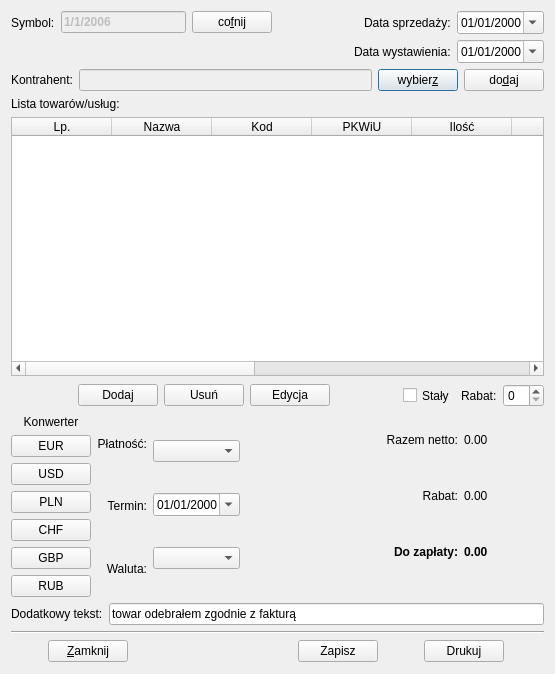
Above: ui/invoice.ui from juliagoda/qfaktury before the change. Below: the same form after it.
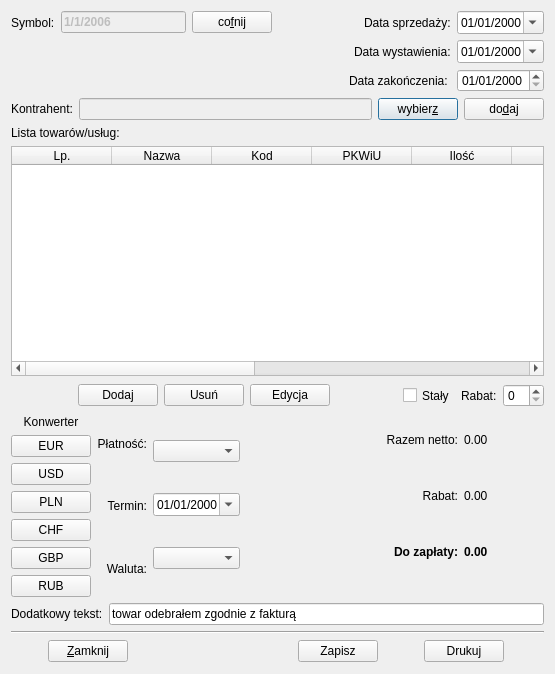
That is the form after the change.

```diff
--- a/ui/invoice.ui
+++ b/ui/invoice.ui
@@ -190,6 +190,49 @@
      </item>
     </layout>
    </item>
+   <item>
+    <layout class="QHBoxLayout" name="horizontalLayout_7">
+     <property name="leftMargin">
+      <number>0</number>
+     </property>
+     <property name="topMargin">
+      <number>0</number>
+     </property>
+     <property name="rightMargin">
+      <number>0</number>
+     </property>
+     <property name="bottomMargin">
+      <number>0</number>
+     </property>
+     <item>
+      <spacer name="horizontalSpacer">
+       <property name="orientation">
+        <enum>Qt::Horizontal</enum>
+       </property>
+       <property name="sizeHint" stdset="0">
+        <size>
+         <width>40</width>
+         <height>20</height>
+        </size>
+       </property>
+      </spacer>
+     </item>
+     <item>
+      <widget class="QLabel" name="label_2">
+       <property name="text">
+        <string>Data zakończenia: </string>
+       </property>
+      </widget>
+     </item>
+     <item>
+      <widget class="QDateEdit" name="endTransactionDate">
+       <property name="displayFormat">
+        <string>dd/MM/yyyy</string>
+       </property>
+      </widget>
+     </item>
+    </layout>
+   </item>
    <item>
     <layout class="QHBoxLayout" name="horizontalLayout_6">
      <item>
```
